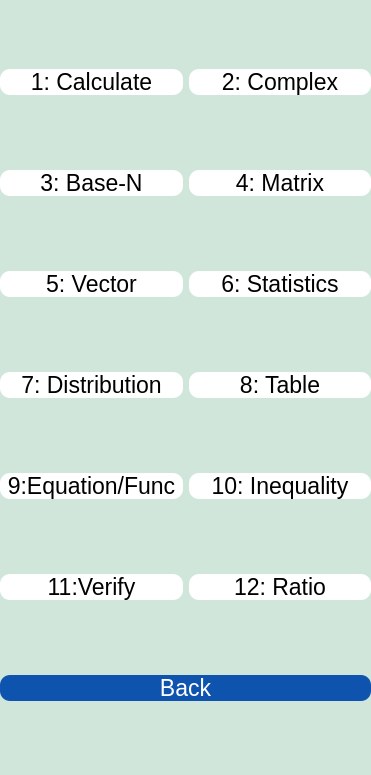
This is menu.ui in DinhPhongNe/casio_580 as Qt 5 draws it before an edit. The edited form follows.
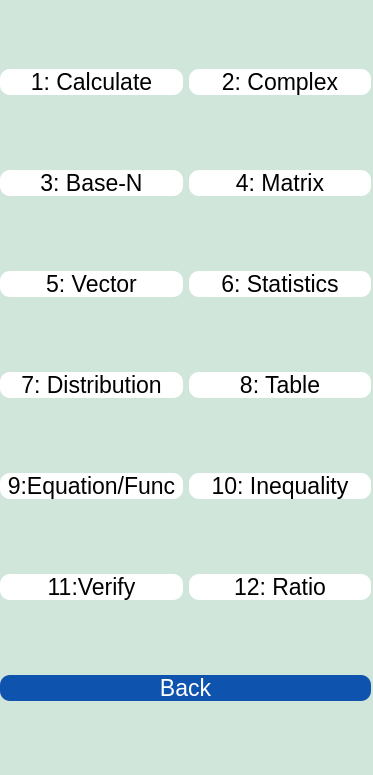
This is the edited form.

```diff
--- a/menu.ui
+++ b/menu.ui
@@ -6,7 +6,7 @@
    <rect>
     <x>0</x>
     <y>0</y>
-    <width>371</width>
+    <width>373</width>
     <height>775</height>
    </rect>
   </property>
```
